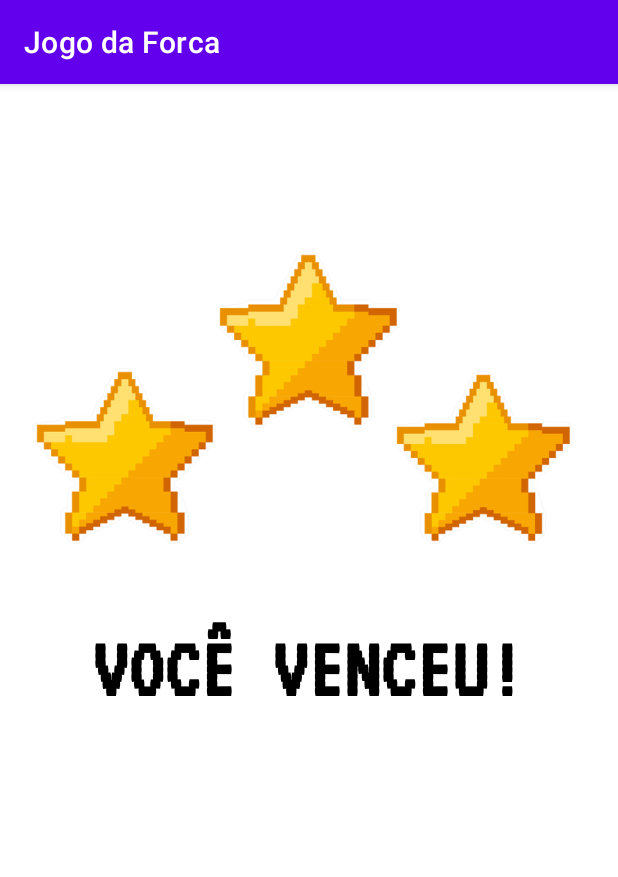
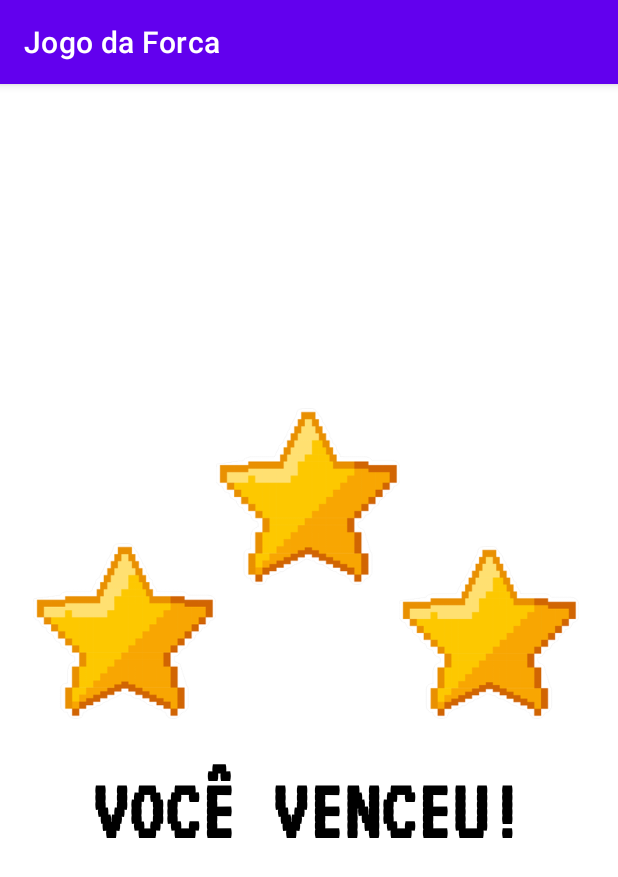
Before and after one commit to lAlissial/JogoForca05Kotlin, an Android app: the GanhouActivity screen opened directly, with no data from a screen before it, on a phone screen of 412 x 824 dp. Shown: the top 877 px of the screen. Run offline under Robolectric (Android 15) with nearby library versions, the phone set to English and light mode, and no system bars.

Commit message:
add: transicoes

```diff
--- a/app/src/main/res/layout/activity_ganhou.xml
+++ b/app/src/main/res/layout/activity_ganhou.xml
@@ -15,7 +15,7 @@
         app:layout_constraintHorizontal_bias="0.057"
         app:layout_constraintStart_toStartOf="parent"
         app:layout_constraintTop_toTopOf="parent"
-        app:layout_constraintVertical_bias="0.291"
+        app:layout_constraintVertical_bias="0.47"
         app:srcCompat="@drawable/estrela" />
 
     <ImageView
@@ -27,18 +27,19 @@
         app:layout_constraintHorizontal_bias="0.498"
         app:layout_constraintStart_toStartOf="parent"
         app:layout_constraintTop_toTopOf="parent"
-        app:layout_constraintVertical_bias="0.171"
+        app:layout_constraintVertical_bias="0.332"
         app:srcCompat="@drawable/estrela" />
 
     <ImageView
         android:id="@+id/ivEstrelaThree"
         android:layout_width="140dp"
         android:layout_height="115dp"
-        android:layout_marginStart="252dp"
         app:layout_constraintBottom_toBottomOf="parent"
+        app:layout_constraintEnd_toEndOf="parent"
+        app:layout_constraintHorizontal_bias="0.94"
         app:layout_constraintStart_toStartOf="parent"
         app:layout_constraintTop_toTopOf="parent"
-        app:layout_constraintVertical_bias="0.293"
+        app:layout_constraintVertical_bias="0.472"
         app:srcCompat="@drawable/estrela" />
 
     <TextView
@@ -54,5 +55,6 @@
         app:layout_constraintEnd_toEndOf="parent"
         app:layout_constraintHorizontal_bias="0.495"
         app:layout_constraintStart_toStartOf="parent"
-        app:layout_constraintTop_toTopOf="parent" />
+        app:layout_constraintTop_toTopOf="parent"
+        app:layout_constraintVertical_bias="0.637" />
 </androidx.constraintlayout.widget.ConstraintLayout>
--- a/app/src/main/res/layout/activity_perdeu.xml
+++ b/app/src/main/res/layout/activity_perdeu.xml
@@ -8,8 +8,8 @@
 
     <ImageView
         android:id="@+id/ivDeath"
-        android:layout_width="274dp"
-        android:layout_height="543dp"
+        android:layout_width="287dp"
+        android:layout_height="559dp"
         app:layout_constraintBottom_toBottomOf="parent"
         app:layout_constraintEnd_toEndOf="parent"
         app:layout_constraintHorizontal_bias="0.496"
```
Also changed, not shown: app/src/main/AndroidManifest.xml (+5 -5 lines), app/src/main/java/com/example/jogoforca05kotlin/HomeInitialActivity.kt (+11 -0 lines), app/src/main/java/com/example/jogoforca05kotlin/MainActivity.kt (+12 -0 lines).
